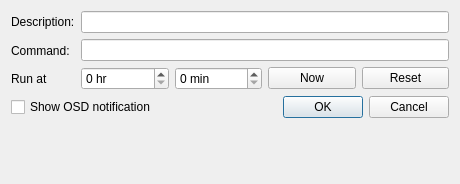
Old version of the form src/commanddialog.ui in the repository loimu/zeit.
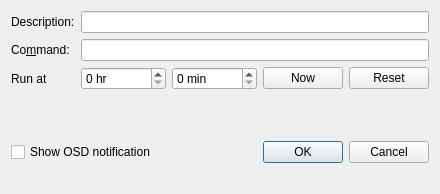
New version of the form.

Commit message: zeit: update CommandDialog, remove size constraints

Patch:
```diff
--- a/src/commanddialog.ui
+++ b/src/commanddialog.ui
@@ -6,74 +6,43 @@
    <rect>
     <x>0</x>
     <y>0</y>
-    <width>460</width>
-    <height>184</height>
+    <width>440</width>
+    <height>194</height>
    </rect>
   </property>
   <property name="windowTitle">
    <string>Dialog</string>
   </property>
-  <layout class="QVBoxLayout" name="verticalLayout">
-   <item>
-    <layout class="QHBoxLayout" name="horizontalLayout">
-     <item>
-      <layout class="QVBoxLayout" name="verticalLayout_1">
-       <item>
-        <widget class="QLabel" name="label">
+  <layout class="QGridLayout" name="gridLayout">
+   <item row="6" column="0" colspan="3">
+    <widget class="QCheckBox" name="checkBox">
          <property name="text">
-          <string>Description:</string>
+      <string>Show OSD notification</string>
          </property>
         </widget>
        </item>
-       <item>
-        <widget class="QLabel" name="label_2">
-         <property name="text">
-          <string>Command:</string>
-         </property>
-        </widget>
-       </item>
-       <item>
-        <widget class="QLabel" name="label_3">
-         <property name="text">
-          <string>Run at</string>
-         </property>
-        </widget>
-       </item>
-      </layout>
-     </item>
-     <item>
-      <layout class="QVBoxLayout" name="verticalLayout_2">
-       <item>
+   <item row="0" column="1" colspan="4">
         <widget class="QLineEdit" name="lineEditComment">
          <property name="clearButtonEnabled">
           <bool>true</bool>
          </property>
         </widget>
        </item>
-       <item>
-        <widget class="QLineEdit" name="lineEditCommand">
-         <property name="clearButtonEnabled">
-          <bool>true</bool>
+   <item row="2" column="3">
+    <widget class="QPushButton" name="pushButtonCurrent">
+     <property name="text">
+      <string>Now</string>
          </property>
         </widget>
        </item>
-       <item>
-        <layout class="QHBoxLayout" name="horizontalLayout_">
-         <item>
-          <widget class="QSpinBox" name="spinBoxHours">
-           <property name="suffix">
-            <string> hr</string>
-           </property>
-           <property name="prefix">
-            <string/>
-           </property>
-           <property name="maximum">
-            <number>24</number>
-           </property>
-          </widget>
-         </item>
-         <item>
+   <item row="2" column="2">
           <widget class="QSpinBox" name="spinBoxMinutes">
+     <property name="sizePolicy">
+      <sizepolicy hsizetype="MinimumExpanding" vsizetype="Fixed">
+       <horstretch>0</horstretch>
+       <verstretch>0</verstretch>
+      </sizepolicy>
+     </property>
            <property name="suffix">
             <string> min</string>
            </property>
@@ -85,36 +54,7 @@
            </property>
           </widget>
          </item>
-         <item>
-          <widget class="QPushButton" name="pushButtonCurrent">
-           <property name="text">
-            <string>Now</string>
-           </property>
-          </widget>
-         </item>
-         <item>
-          <widget class="QPushButton" name="pushButtonReset">
-           <property name="text">
-            <string>Reset</string>
-           </property>
-          </widget>
-         </item>
-        </layout>
-       </item>
-      </layout>
-     </item>
-    </layout>
-   </item>
-   <item>
-    <layout class="QHBoxLayout" name="horizontalLayout_b">
-     <item>
-      <widget class="QCheckBox" name="checkBox">
-       <property name="text">
-        <string>Show OSD notification</string>
-       </property>
-      </widget>
-     </item>
-     <item>
+   <item row="6" column="3" colspan="2">
       <widget class="QDialogButtonBox" name="buttonBox">
        <property name="orientation">
         <enum>Qt::Horizontal</enum>
@@ -124,15 +64,86 @@
        </property>
       </widget>
      </item>
-    </layout>
-   </item>
-   <item>
+   <item row="7" column="0" colspan="5">
     <widget class="QLabel" name="errorLabel">
      <property name="text">
       <string/>
      </property>
     </widget>
    </item>
+   <item row="0" column="0">
+    <widget class="QLabel" name="label">
+     <property name="text">
+      <string>Description:</string>
+     </property>
+     <property name="buddy">
+      <cstring>lineEditComment</cstring>
+     </property>
+    </widget>
+   </item>
+   <item row="2" column="0">
+    <widget class="QLabel" name="label_3">
+     <property name="text">
+      <string>Run at</string>
+     </property>
+    </widget>
+   </item>
+   <item row="2" column="1">
+    <widget class="QSpinBox" name="spinBoxHours">
+     <property name="sizePolicy">
+      <sizepolicy hsizetype="MinimumExpanding" vsizetype="Fixed">
+       <horstretch>0</horstretch>
+       <verstretch>0</verstretch>
+      </sizepolicy>
+     </property>
+     <property name="suffix">
+      <string> hr</string>
+     </property>
+     <property name="prefix">
+      <string/>
+     </property>
+     <property name="maximum">
+      <number>24</number>
+     </property>
+    </widget>
+   </item>
+   <item row="1" column="0">
+    <widget class="QLabel" name="label_2">
+     <property name="text">
+      <string>Co&amp;mmand:</string>
+     </property>
+     <property name="buddy">
+      <cstring>lineEditCommand</cstring>
+     </property>
+    </widget>
+   </item>
+   <item row="1" column="1" colspan="4">
+    <widget class="QLineEdit" name="lineEditCommand">
+     <property name="clearButtonEnabled">
+      <bool>true</bool>
+     </property>
+    </widget>
+   </item>
+   <item row="2" column="4">
+    <widget class="QPushButton" name="pushButtonReset">
+     <property name="text">
+      <string>Reset</string>
+     </property>
+    </widget>
+   </item>
+   <item row="4" column="0">
+    <spacer name="verticalSpacer">
+     <property name="orientation">
+      <enum>Qt::Vertical</enum>
+     </property>
+     <property name="sizeHint" stdset="0">
+      <size>
+       <width>20</width>
+       <height>40</height>
+      </size>
+     </property>
+    </spacer>
+   </item>
   </layout>
  </widget>
  <resources/>
```
Left out of the diff: 9 changed lines with no effect on the pictures. Lines whose indentation alone changed are shown as unchanged. The commit also changes 1 other file.
